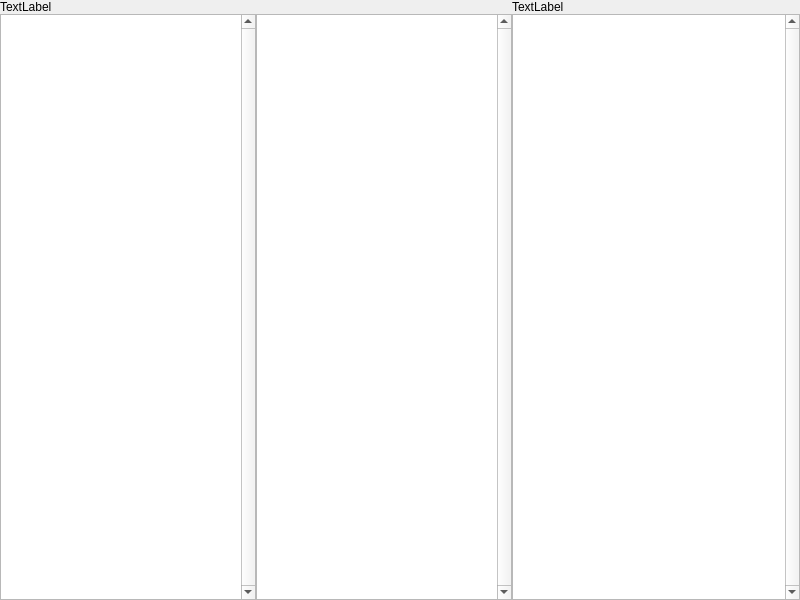
This is src/gui/window.ui in schmied/synkor as Qt 5 draws it before an edit. The edited form follows.
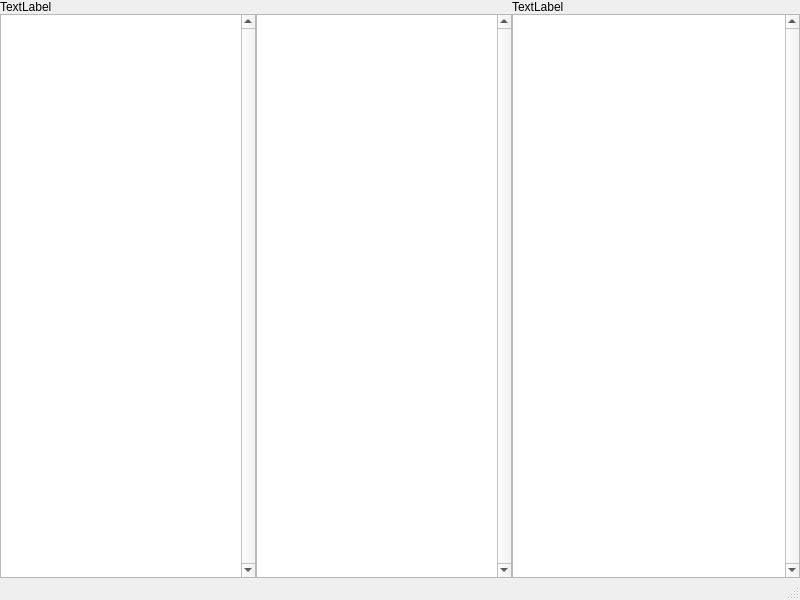
This is the edited form. Custom widgets are drawn as their Qt base class.

Diff of the .ui file:
```diff
--- a/src/gui/window.ui
+++ b/src/gui/window.ui
@@ -58,6 +58,9 @@
         </property>
         <item>
          <widget class="tree_view" name="tree_view_src">
+          <property name="styleSheet">
+           <string notr="true"/>
+          </property>
           <property name="verticalScrollBarPolicy">
            <enum>Qt::ScrollBarAlwaysOn</enum>
           </property>
@@ -169,6 +172,7 @@
     </item>
    </layout>
   </widget>
+  <widget class="QStatusBar" name="status_bar"/>
  </widget>
  <customwidgets>
   <customwidget>
@@ -176,6 +180,11 @@
    <extends>QTreeView</extends>
    <header>src/gui/tree_view.hpp</header>
   </customwidget>
+  <customwidget>
+   <class>list_view</class>
+   <extends>QListView</extends>
+   <header>src/gui/list_view.hpp</header>
+  </customwidget>
  </customwidgets>
  <resources/>
  <connections/>
```
Left out of the diff: 13 changed lines with no effect on the pictures.
